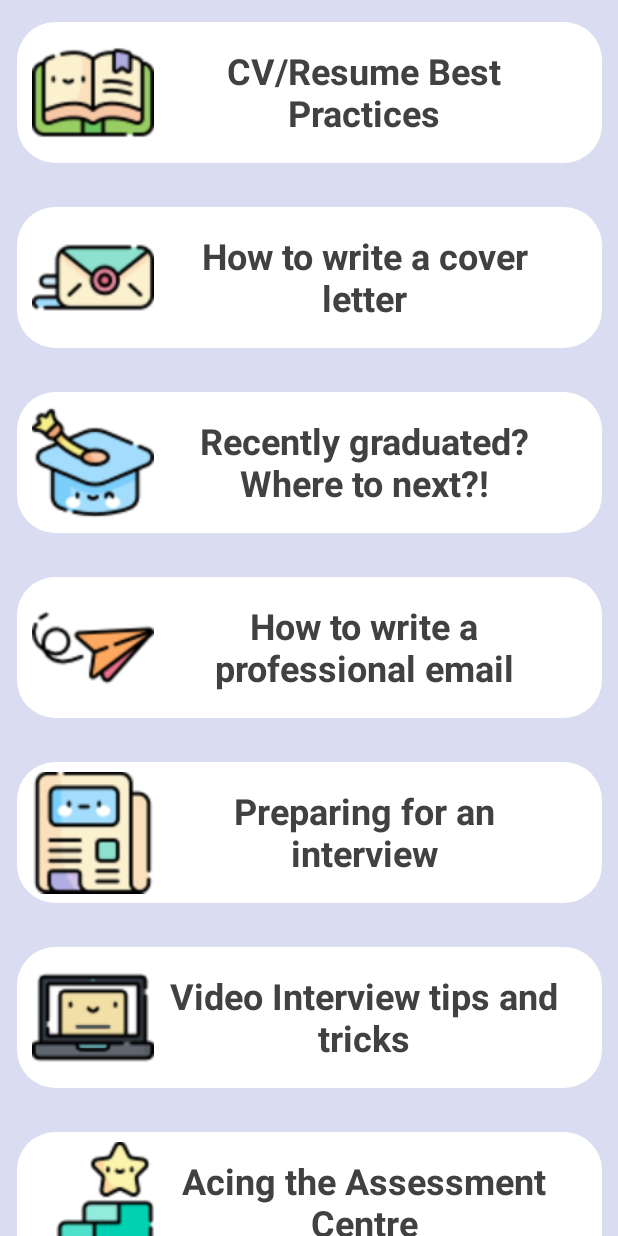
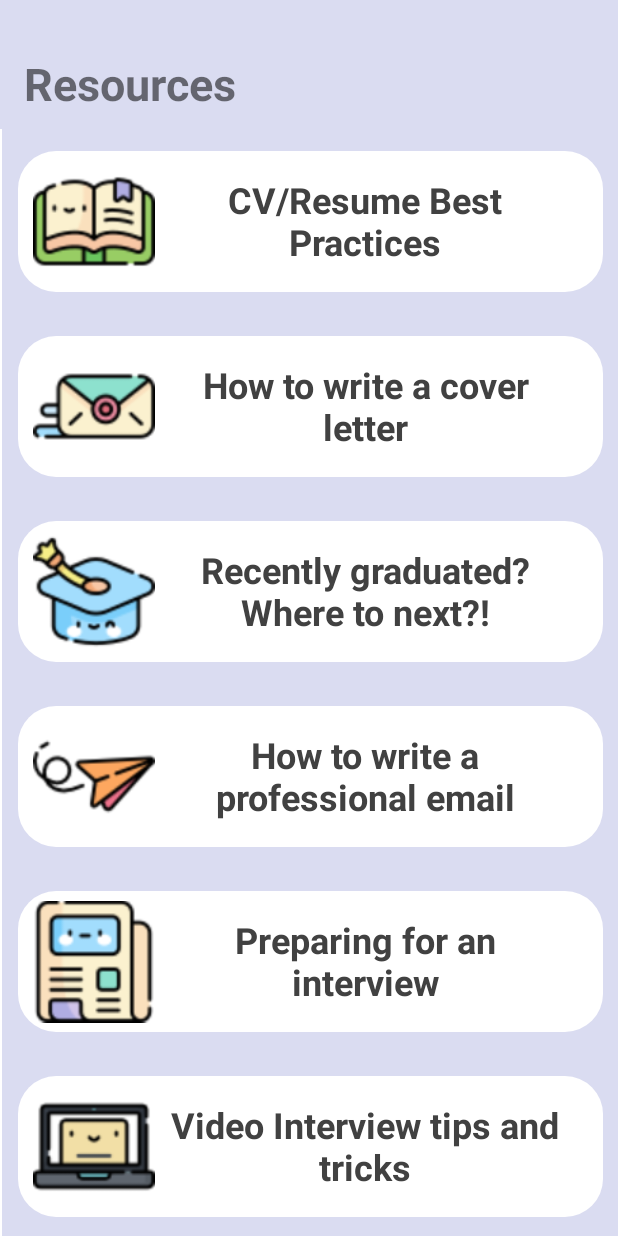
Before and after one commit to m9039/GraduACE_UNSW-Gamified-Learning-App, an Android app: the ResourceHomeActivity screen opened directly, with no data from a screen before it, on a phone screen of 412 x 824 dp. Run offline under Robolectric (Android 15) with nearby library versions, the phone set to English and light mode, and no system bars.

Commit message:
added resources title

```diff
--- a/app/src/main/java/au/edu/unsw/infs3634/unswgamifiedlearningapp/MockAssessmentQActivity.java
+++ b/app/src/main/java/au/edu/unsw/infs3634/unswgamifiedlearningapp/MockAssessmentQActivity.java
@@ -384,7 +384,7 @@ public class MockAssessmentQActivity extends AppCompatActivity {
         logicalQuizArrayList.add(new MockAssessment("How many triangles will be in the 6th shape?", R.drawable.logical2, "10", "12", "14", "16", "14", "The number of triangles is increasing by 2 as you move along the sequence. If you continue to add 2 until you reach the 6th shape you reach 14, so the answer is 14"));
         logicalQuizArrayList.add(new MockAssessment("Identify the pattern and work out which one of the suggested images would complete the sequence.", R.drawable.logical3, "A", "B", "C", "D",  "B", "The first thing you can identify is that the triangle is alternatively flipping vertically, ruling out C and D. The only difference between A and B is the size of the square.\n" +
                 "To maintain a sequential pattern, B must be correct: the square grows in size and then shrinks as it progresses along the sequence."));
-        logicalQuizArrayList.add(new MockAssessment("In the grid, one box is missing. You must work out what rules are being applied in the other boxes in order to work out which of boxes A to D will complete the grid.", R.drawable.logical4, "A", "B", "C", "",  "D", "In the question the key rule is that the number of ‘star’ shapes in the central column must always equal the number of double circle shapes.\n" +
+        logicalQuizArrayList.add(new MockAssessment("In the grid, one box is missing. You must work out what rules are being applied in the other boxes in order to work out which of boxes A to D will complete the grid.", R.drawable.logical4, "A", "B", "C", "D",  "D", "In the question the key rule is that the number of ‘star’ shapes in the central column must always equal the number of double circle shapes.\n" +
                 "✲ = ⌾\n" +
                 "If there are no star shapes there should be no circle shapes. If there are three star shapes, there should be three circle shapes. Option D is the only one that abides by this rule."));
         logicalQuizArrayList.add(new MockAssessment("Who can you infer is most likely to have taken the lemon cake?", R.drawable.logical5, "Maggie", "Susan", "Mark", "None",  "Mark", "Given what we have learned, it is reasonable to assume that Mark is the culprit. The facts about Maggie and Susan might help in forming a deductive argument, but in this context they are inconsequential. Mark’s pattern of behaviour indicates that he is guilty."));
--- a/app/src/main/res/layout/activity_resourcehome.xml
+++ b/app/src/main/res/layout/activity_resourcehome.xml
@@ -1,5 +1,57 @@
 <?xml version="1.0" encoding="utf-8"?>
-<androidx.recyclerview.widget.RecyclerView xmlns:android="http://schemas.android.com/apk/res/android"
-    android:id="@+id/videoRecyclerView"
+<androidx.coordinatorlayout.widget.CoordinatorLayout
+    xmlns:android="http://schemas.android.com/apk/res/android"
+    xmlns:app="http://schemas.android.com/apk/res-auto"
+    xmlns:tools="http://schemas.android.com/tools"
     android:layout_width="match_parent"
-    android:layout_height="match_parent"/>
+    android:layout_height="match_parent"
+    >
+
+    <com.google.android.material.appbar.AppBarLayout
+        android:id="@+id/appBarLayout"
+        android:layout_width="match_parent"
+        android:layout_height="wrap_content"
+        android:background="#DADCF1">
+
+        <androidx.appcompat.widget.Toolbar
+            android:layout_width="match_parent"
+            android:layout_height="match_parent"
+            android:outlineProvider="none"
+            app:layout_scrollFlags="scroll|enterAlwaysCollapsed"
+            android:background="#DADCF1">
+
+            <LinearLayout
+                android:layout_width="wrap_content"
+                android:layout_height="match_parent"
+                android:orientation="vertical"
+                android:layout_gravity="left">
+
+
+                <TextView
+                    android:layout_width="match_parent"
+                    android:layout_height="wrap_content"
+                    android:layout_marginTop="35dp"
+                    android:layout_marginBottom="10dp"
+                    android:gravity="left"
+                    android:text="Resources"
+                    android:textSize="30sp"
+                    android:textStyle="bold" />
+
+
+            </LinearLayout>
+
+        </androidx.appcompat.widget.Toolbar>
+
+    </com.google.android.material.appbar.AppBarLayout>
+
+    <androidx.recyclerview.widget.RecyclerView xmlns:android="http://schemas.android.com/apk/res/android"
+        android:id="@+id/videoRecyclerView"
+        android:layout_width="match_parent"
+        android:layout_height="match_parent"
+        android:layout_marginStart="1dp"
+        android:layout_marginTop="0dp"
+        android:background="#DADCF1"
+        app:layout_behavior="@string/appbar_scrolling_view_behavior"/>
+
+
+</androidx.coordinatorlayout.widget.CoordinatorLayout>
--- a/app/src/main/res/values/colors.xml
+++ b/app/src/main/res/values/colors.xml
@@ -12,4 +12,5 @@
     <color name="bg_purple">#DADCF1</color>
     <color name="red">#E87C74</color>
     <color name="green">#8DD18F</color>
+    <color name="fontColor">#64656F</color>
 </resources>
```
